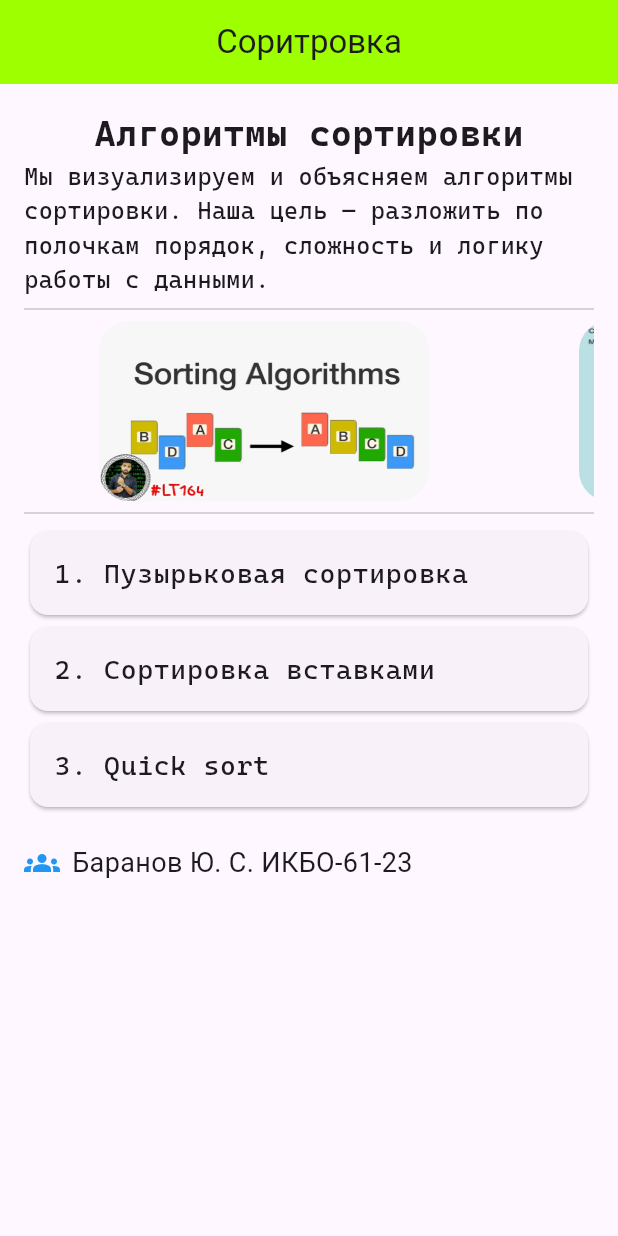
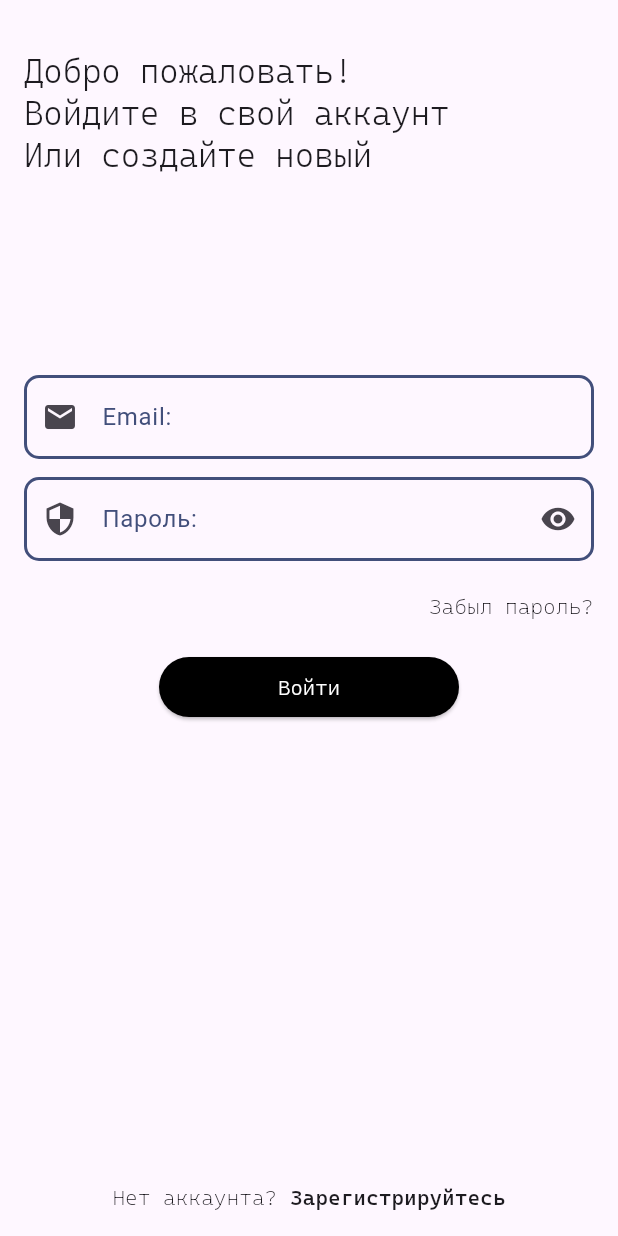
Before and after one commit to Stranik2504/FlutterCourse, a Flutter app: the screen it shows after launch, on a phone screen of 412 x 824 dp. Run offline on Flutter 3.47's test engine with Material 3 defaults, Android fonts, the phone set to English and light mode, and no system bars.

Commit message:
complite task5

```diff
--- a/lib/main.dart
+++ b/lib/main.dart
@@ -1,4 +1,7 @@
 import 'package:flutter/material.dart';
+import 'package:proj_start/pages/login_page.dart';
+import 'package:proj_start/pages/register_page.dart';
+import 'package:proj_start/pages/profile_page.dart';
 
 void main() {
   runApp(const MyApp());
@@ -15,7 +18,10 @@ class MyApp extends StatelessWidget {
       theme: ThemeData(
         colorScheme: .fromSeed(seedColor: Colors.deepPurple),
       ),
-      home: const MyHomePage(title: 'Соритровка'),
+      // home: const MyHomePage(title: 'Соритровка'),
+      home: const LoginPage(),
+      // home: const RegisterPage(),
+      // home: const ProfilePage(),
     );
   }
 }
--- /dev/null
+++ b/lib/pages/login_page.dart
@@ -0,0 +1,130 @@
+import 'package:flutter/material.dart';
+import '../widgets/text_field.dart';
+
+class LoginPage extends StatefulWidget {
+  const LoginPage({super.key});
+
+  @override
+  State<LoginPage> createState() => _LoginPageState();
+}
+
+class _LoginPageState extends State<LoginPage> {
+  final _formKey = GlobalKey<FormState>();
+
+  final _emailController = TextEditingController();
+  final _passwordController = TextEditingController();
+
+  @override
+  void dispose() {
+    _emailController.dispose();
+    _passwordController.dispose();
+    super.dispose();
+  }
+
+  void _submit() {
+    if (_formKey.currentState?.validate() ?? false) {
+      FocusScope.of(context).unfocus();
+
+      ScaffoldMessenger.of(context).showSnackBar(
+        const SnackBar(content: Text('Данные успешно прошли проверку')),
+      );
+    }
+  }
+
+  @override
+  Widget build(BuildContext context) {
+    return Scaffold(
+      appBar: AppBar(
+        title: const Text(
+          "Добро пожаловать!\nВойдите в свой аккаунт\nИли создайте новый",
+          style: TextStyle(
+            fontWeight: FontWeight.w300,
+            fontFamily: 'CascadiaCode',
+          ),
+        ),
+        toolbarHeight: 150,
+      ),
+      body: Padding(
+        padding: const EdgeInsets.only(
+          left: 16,
+          right: 16,
+          top: 100,
+          bottom: 16,
+        ),
+        child: Form(
+          key: _formKey,
+          child: Column(
+            children: [
+              CustomTextFormField(
+                inputType: InputFieldType.email,
+                labelText: "Email:",
+                hintText: "example@mail.com",
+                prefixIcon: const Icon(Icons.email),
+                controller: _emailController,
+              ),
+              const SizedBox(height: 12),
+              CustomTextFormField(
+                inputType: InputFieldType.password,
+                labelText: "Пароль:",
+                hintText: "Пароль не менее 6 символов",
+                prefixIcon: const Icon(Icons.security),
+                controller: _passwordController,
+              ),
+              const SizedBox(height: 20),
+              Container(
+                alignment: AlignmentGeometry.topRight,
+                child: Text(
+                  "Забыл пароль?",
+                  textAlign: TextAlign.right,
+                  style: TextStyle(
+                    fontWeight: FontWeight.w100,
+                    fontFamily: 'CascadiaCode',
+                  ),
+                ),
+              ),
+              const SizedBox(height: 20),
+              ElevatedButton(
+                onPressed: () => _submit(),
+                style: ElevatedButton.styleFrom(
+                  backgroundColor: Colors.black,
+                  minimumSize: Size(200, 40),
+                ),
+                child: const Text(
+                  "Войти",
+                  style: TextStyle(
+                    fontWeight: FontWeight.w300,
+                    fontFamily: 'CascadiaCode',
+                    color: Colors.white,
+                  ),
+                ),
+              ),
+              Spacer(),
+              Row(
+                mainAxisAlignment: MainAxisAlignment.center,
+                children: [
+                  const Text(
+                    "Нет аккаунта? ",
+                    style: TextStyle(
+                        fontWeight: FontWeight.w100,
+                        fontFamily: 'CascadiaCode',
+                    ),
+                  ),
+                  GestureDetector(
+                    child: const Text(
+                      "Зарегистрируйтесь",
+                      style: TextStyle(
+                        fontWeight: FontWeight.w500,
+                        fontFamily: 'CascadiaCode',
+
+                      ),
+                    ),
+                  ),
+                ],
+              ),
+            ],
+          ),
+        ),
+      ),
+    );
+  }
+}
--- /dev/null
+++ b/lib/widgets/text_field.dart
@@ -0,0 +1,100 @@
+import 'package:flutter/material.dart';
+enum InputFieldType { name, email, password }
+
+class CustomTextFormField extends StatefulWidget {
+  final InputFieldType inputType;
+  final String labelText;
+  final String hintText;
+  final Widget prefixIcon;
+  final TextEditingController controller;
+
+  const CustomTextFormField({
+    super.key,
+    required this.inputType,
+    required this.labelText,
+    required this.hintText,
+    required this.prefixIcon,
+    required this.controller,
+  });
+
+  @override
+  State<CustomTextFormField> createState() => _CustomTextFieldState();
+}
+
+class _CustomTextFieldState extends State<CustomTextFormField> {
+  bool _hidePassword = true;
+
+  String? _validator(String? value) {
+    if (value == null || value.trim().isEmpty) {
+      return "Поле не может быть пустым";
+    }
+
+    switch (widget.inputType) {
+      case InputFieldType.name:
+        final reg = RegExp(r'^[A-Za-zА-Яа-я\s]+$'); // только буквы и пробелы
+
+        if (!reg.hasMatch(value)) {
+          return "Имя должно содержать только буквы и пробелы";
+        }
+
+      case InputFieldType.email:
+        final reg = RegExp(r'^[a-zA-Z0-9._%+-]+@[a-zA-Z0-9.-]+\.[a-zA-Z]{2,}$'); // Email
+
+        if (!reg.hasMatch(value)) {
+          return "Не правильно указана почта. Проверте и повторите попытку";
+        }
+
+      case InputFieldType.password:
+        final reg = RegExp(r'^(?=.*[A-Za-zА-Яа-я])(?=.*\d)(?=.*[+_-])[A-Za-zА-Яа-я\d+_-]{6,}$');
+
+        if (!reg.hasMatch(value)) {
+          return "Пароль не менее 6 символов, обязательно содержит буквы, цифры и символы (+, _, -)";
+        }
+    }
+
+    return null;
+  }
+
+  @override
+  Widget build(BuildContext context) {
+    final isPassword = widget.inputType == InputFieldType.password;
+
+    return TextFormField(
+      controller: widget.controller,
+      obscureText: isPassword && _hidePassword,
+      keyboardType: widget.inputType == InputFieldType.email
+          ? TextInputType.emailAddress
+          : TextInputType.text,
+      style: const TextStyle(
+        color: Color(0xFF192252),
+        fontWeight: FontWeight.w400,
+        fontFamily: 'CascadiaCode'
+      ),
+      decoration: InputDecoration(
+        labelText: widget.labelText,
+        labelStyle: const TextStyle(color: Color(0xFF424F7B), fontSize: 16),
+        hintText: widget.hintText,
+        prefixIcon: widget.prefixIcon,
+        suffixIcon: isPassword
+            ? IconButton(
+                icon: Icon(
+                  _hidePassword ? Icons.visibility : Icons.visibility_off,
+                ),
+                onPressed: () {
+                  setState(() => _hidePassword = !_hidePassword);
+                },
+              )
+            : null,
+        enabledBorder: OutlineInputBorder(
+          borderSide: const BorderSide(color: Color(0xFF424F7B), width: 2.0),
+          borderRadius: BorderRadius.circular(10.0),
+        ),
+        focusedBorder: OutlineInputBorder(
+          borderSide: const BorderSide(color: Color(0xFF424F7B), width: 2.0),
+          borderRadius: BorderRadius.circular(10.0),
+        ),
+      ),
+      validator: _validator,
+    );
+  }
+}
```
Also changed, not shown: lib/pages/profile_page.dart (added, +144 -0 lines), lib/pages/register_page.dart (added, +141 -0 lines).
